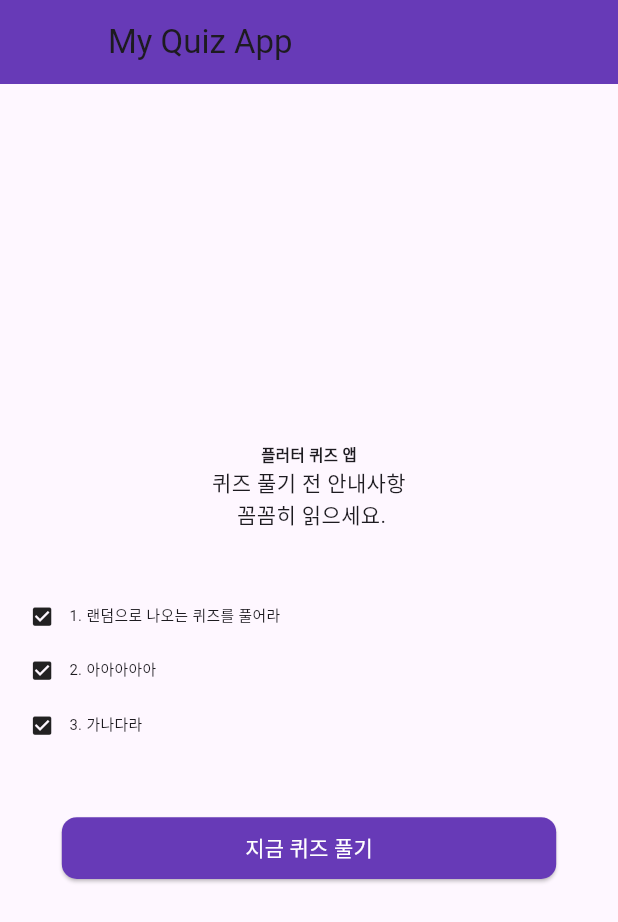
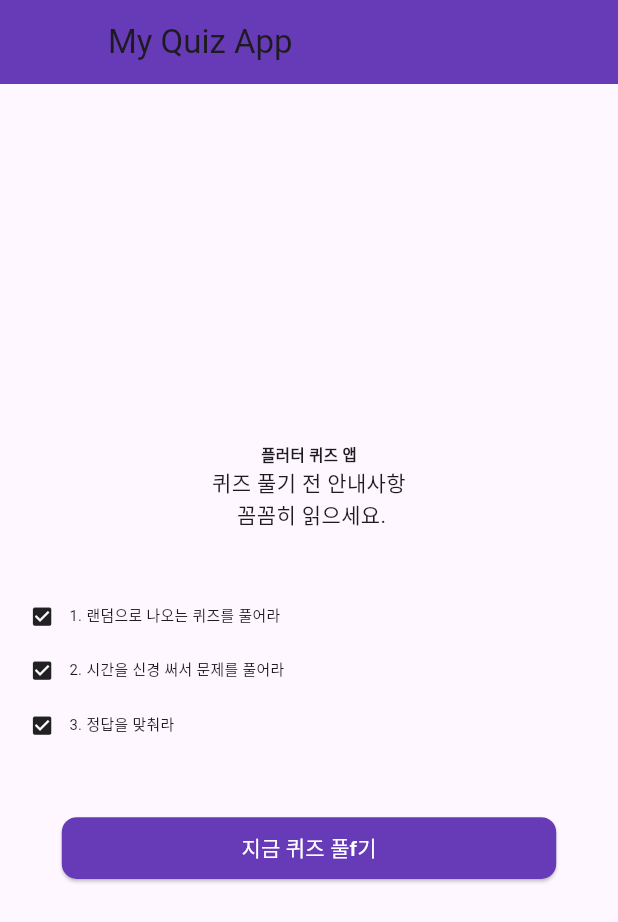
Before and after one commit to Melonzui/ecoBinSummerProj, a Flutter app: the QuizPage screen opened directly, on a phone screen of 412 x 824 dp. Shown: the top 922 px of the screen. Run offline on Flutter 3.47's test engine with Material 3 defaults, Android fonts, the phone set to English and light mode, and no system bars; our stand-ins replace auto_size_text, camera, cloud_firestore, firebase_auth, firebase_core, fluttertoast and 3 more; missing offline and left inert: tflite_flutter; accounts and stored records are empty; network calls fail.

Commit message:
resolved BottomNavBar on Quiz
asdf

```diff
--- a/ecobinproj/lib/page/home_screen.dart
+++ b/ecobinproj/lib/page/home_screen.dart
@@ -1,5 +1,6 @@
 import 'package:ecobinproj/services/firebase/firestore_database.dart';
 import 'package:flutter/material.dart';
+import 'package:ecobinproj/model/model_quiz.dart';
 
 class HomeScreen extends StatefulWidget {
   const HomeScreen({Key? key}) : super(key: key);
--- a/ecobinproj/lib/page/quiz_page.dart
+++ b/ecobinproj/lib/page/quiz_page.dart
@@ -1,24 +1,23 @@
-import 'package:flutter/cupertino.dart';
 import 'package:flutter/material.dart';
-import 'package:flutter/widgets.dart';
 import 'package:ecobinproj/model/model_quiz.dart';
 import 'package:ecobinproj/model/api_adapter.dart';
-
 import 'package:ecobinproj/page/quiz/screen_quiz.dart';
 import 'package:http/http.dart' as http;
 import 'dart:convert';
+import 'package:ecobinproj/page/home_page.dart';
+import 'package:ecobinproj/model/model_quiz.dart';
 
 class QuizPage extends StatefulWidget {
   @override
-  _QuizPage createState() => _QuizPage();
+  _QuizPageState createState() => _QuizPageState();
 }
 
-class _QuizPage extends State<QuizPage> {
+class _QuizPageState extends State<QuizPage> {
   final GlobalKey<ScaffoldState> _scaffoldKey = GlobalKey<ScaffoldState>();
   List<Quiz> quizs = [];
   bool isLoading = false;
 
-  _fetchQuizs() async {
+  Future<void> _fetchQuizs() async {
     setState(() {
       isLoading = true;
     });
@@ -29,28 +28,9 @@ class _QuizPage extends State<QuizPage> {
         isLoading = false;
       });
     } else {
-      throw Exception('failed to load data');
+      throw Exception('Failed to load quiz data');
     }
   }
-
-  //테스트용 퀴즈 데이터
-  // List<Quiz> quizs = [
-  //   Quiz.fromMap({
-  //     'title': 'test',
-  //     'candidates': ['a', 'b', 'c', 'd'],
-  //     'answer': 0
-  //   }),
-  //   Quiz.fromMap({
-  //     'title': 'test2',
-  //     'candidates': ['a', 'b', 'c', 'd'],
-  //     'answer': 1
-  //   }),
-  //   Quiz.fromMap({
-  //     'title': 'test3',
-  //     'candidates': ['a', 'b', 'c', 'd'],
-  //     'answer': 2
-  //   }),
-  // ];
 
   @override
   Widget build(BuildContext context) {
@@ -62,20 +42,14 @@ class _QuizPage extends State<QuizPage> {
       child: Scaffold(
         key: _scaffoldKey,
         appBar: AppBar(
-          title: Text('My Quiz App'),
+          title: const Text('My Quiz App'),
           backgroundColor: Colors.deepPurple,
-          leading: Container(),
+          leading: Container(), // 뒤로가기 버튼 숨김
         ),
         body: Column(
           mainAxisAlignment: MainAxisAlignment.center,
           crossAxisAlignment: CrossAxisAlignment.center,
           children: <Widget>[
-            /*Center(
-              child: Image.asset(
-                'images/quiz.png',
-                width: width * 0.8,
-              ),
-            ),*/
             Padding(
               padding: EdgeInsets.all(width * 0.024),
             ),
@@ -86,7 +60,7 @@ class _QuizPage extends State<QuizPage> {
                 fontWeight: FontWeight.bold,
               ),
             ),
-            Text(
+            const Text(
               '퀴즈 풀기 전 안내사항 \n 꼼꼼히 읽으세요.',
               textAlign: TextAlign.center,
             ),
@@ -94,8 +68,8 @@ class _QuizPage extends State<QuizPage> {
               padding: EdgeInsets.all(width * 0.048),
             ),
             _buildStep(width, '1. 랜덤으로 나오는 퀴즈를 풀어라'),
-            _buildStep(width, '2. 아아아아아'),
-            _buildStep(width, '3. 가나다라'),
+            _buildStep(width, '2. 시간을 신경 써서 문제를 풀어라'),
+            _buildStep(width, '3. 정답을 맞춰라'),
             Padding(
               padding: EdgeInsets.all(width * 0.048),
             ),
@@ -110,33 +84,24 @@ class _QuizPage extends State<QuizPage> {
                     ),
                     backgroundColor: Colors.deepPurple, // 버튼의 배경색
                   ),
-                  child: Text(
-                    '지금 퀴즈 풀기',
+                  child: const Text(
+                    '지금 퀴즈 풀f기',
                     style: TextStyle(color: Colors.white),
                   ),
-                  onPressed: () {
-                    // _scaffoldKey.currentState.showSnackBar(SnackBar(
-                    //   content: Row(
-                    //     children: <Widget>[
-                    //       CircularProgressIndicator(),
-                    //       Padding(padding: EdgeInsets.only(left: width*0.036),
-                    //       ),
-                    //       Text('로딩 중...'),
-                    //     ],
-                    //   ),
-                    //   ),
-                    //   );
-                    _fetchQuizs().whenComplete(() {
-                      return Navigator.push(
-                        context,
-                        MaterialPageRoute(
-                          builder: (context) => QuizScreen(
-                            quizs: quizs,
-                          ),
-                        ),
-                      );
+                  onPressed: () async {
+                    await _fetchQuizs().whenComplete(() {
+                      final homePageState = context.findAncestorStateOfType<HomePage1>();
+                      if (homePageState != null) {
+                        homePageState.setState(() {
+                          homePageState.selectedQuizs = quizs; // 퀴즈 데이터를 설정
+                          homePageState.onItemTapped(3); // "퀴즈" 페이지로 이동하는 인덱스
+                        });
+                      }
                     });
                   },
+
+
+
                 ),
               ),
             ),
@@ -167,7 +132,7 @@ class _QuizPage extends State<QuizPage> {
           Expanded(
             child: Text(
               title,
-              style: TextStyle(fontSize: width * 0.024), // 텍스트 크기 조정
+              style: TextStyle(fontSize: width * 0.024),
             ),
           ),
         ],
```
Also changed, not shown: ecobinproj/lib/page/home_page.dart (+32 -17 lines), ecobinproj/lib/page/quiz/screen_quiz.dart (+74 -18 lines).
